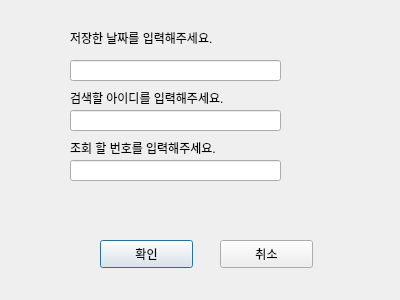
First picture: the form in load_ui.ui, repository Trimage/AI_image_analyzer, before the edit.
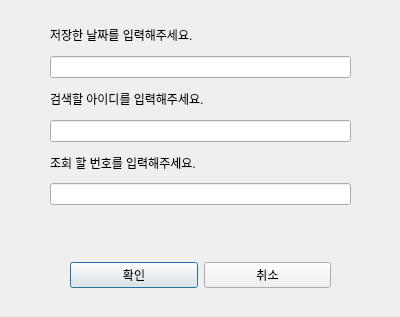
Second picture: the form after the edit.

Commit message: 1) 데이터 저장, 불러오기 창에서 취소 눌렀을 때 발생하는 오류 개선 2) load_ui, help_ui, save_ui 정렬 및 문구수정

What changed in the file:
```diff
--- a/load_ui.ui
+++ b/load_ui.ui
@@ -7,119 +7,86 @@
     <x>0</x>
     <y>0</y>
     <width>400</width>
-    <height>300</height>
+    <height>317</height>
    </rect>
   </property>
   <property name="windowTitle">
    <string>Dialog</string>
   </property>
-  <widget class="QLineEdit" name="id_line">
+  <widget class="QWidget" name="verticalLayoutWidget">
    <property name="geometry">
     <rect>
-     <x>70</x>
-     <y>110</y>
-     <width>211</width>
-     <height>21</height>
+     <x>50</x>
+     <y>20</y>
+     <width>301</width>
+     <height>221</height>
     </rect>
    </property>
+   <layout class="QVBoxLayout" name="verticalLayout">
+    <item>
+     <widget class="QLabel" name="date_sign_lable">
+      <property name="text">
+       <string>저장한 날짜를 입력해주세요.</string>
+      </property>
+     </widget>
+    </item>
+    <item>
+     <widget class="QLineEdit" name="date_line"/>
+    </item>
+    <item>
+     <widget class="QLabel" name="id_sign_lable">
+      <property name="text">
+       <string>검색할 아이디를 입력해주세요.</string>
+      </property>
+     </widget>
+    </item>
+    <item>
+     <widget class="QLineEdit" name="id_line"/>
+    </item>
+    <item>
+     <widget class="QLabel" name="num_sign_lable">
+      <property name="text">
+       <string>조회 할 번호를 입력해주세요.</string>
+      </property>
+     </widget>
+    </item>
+    <item>
+     <widget class="QLineEdit" name="num_line"/>
+    </item>
+    <item>
+     <widget class="QLabel" name="sign_lable">
+      <property name="text">
+       <string/>
+      </property>
+     </widget>
+    </item>
+   </layout>
   </widget>
-  <widget class="QLabel" name="id_sign_lable">
+  <widget class="QWidget" name="horizontalLayoutWidget">
    <property name="geometry">
     <rect>
      <x>70</x>
-     <y>90</y>
-     <width>231</width>
-     <height>16</height>
+     <y>250</y>
+     <width>261</width>
+     <height>51</height>
     </rect>
    </property>
-   <property name="text">
-    <string>검색할 아이디를 입력해주세요.</string>
-   </property>
-  </widget>
-  <widget class="QPushButton" name="confirm_btn">
-   <property name="geometry">
-    <rect>
-     <x>100</x>
-     <y>240</y>
-     <width>93</width>
-     <height>28</height>
-    </rect>
-   </property>
-   <property name="text">
-    <string>확인</string>
-   </property>
-  </widget>
-  <widget class="QPushButton" name="cancle_btn">
-   <property name="geometry">
-    <rect>
-     <x>220</x>
-     <y>240</y>
-     <width>93</width>
-     <height>28</height>
-    </rect>
-   </property>
-   <property name="text">
-    <string>취소</string>
-   </property>
-  </widget>
-  <widget class="QLabel" name="sign_lable">
-   <property name="geometry">
-    <rect>
-     <x>70</x>
-     <y>200</y>
-     <width>211</width>
-     <height>16</height>
-    </rect>
-   </property>
-   <property name="text">
-    <string/>
-   </property>
-  </widget>
-  <widget class="QLabel" name="date_sign_lable">
-   <property name="geometry">
-    <rect>
-     <x>70</x>
-     <y>30</y>
-     <width>231</width>
-     <height>16</height>
-    </rect>
-   </property>
-   <property name="text">
-    <string>저장한 날짜를 입력해주세요.</string>
-   </property>
-  </widget>
-  <widget class="QLineEdit" name="date_line">
-   <property name="geometry">
-    <rect>
-     <x>70</x>
-     <y>60</y>
-     <width>211</width>
-     <height>21</height>
-    </rect>
-   </property>
-  </widget>
-  <widget class="QLabel" name="num_sign_lable">
-   <property name="geometry">
-    <rect>
-     <x>70</x>
-     <y>140</y>
-     <width>231</width>
-     <height>16</height>
-    </rect>
-   </property>
-   <property name="text">
-    <string>조회 할 번호를 입력해주세요.</string>
-   </property>
-  </widget>
-  <widget class="QLineEdit" name="num_line">
-   <property name="geometry">
-    <rect>
-     <x>70</x>
-     <y>160</y>
-     <width>211</width>
-     <height>21</height>
-    </rect>
-   </property>
+   <layout class="QHBoxLayout" name="horizontalLayout">
+    <item>
+     <widget class="QPushButton" name="confirm_btn">
+      <property name="text">
+       <string>확인</string>
+      </property>
+     </widget>
+    </item>
+    <item>
+     <widget class="QPushButton" name="cancle_btn">
+      <property name="text">
+       <string>취소</string>
+      </property>
+     </widget>
+    </item>
+   </layout>
   </widget>
  </widget>
  <resources/>
```
Left out of the diff: 6 changed lines with no effect on the pictures. The commit also changes 4 other files.
